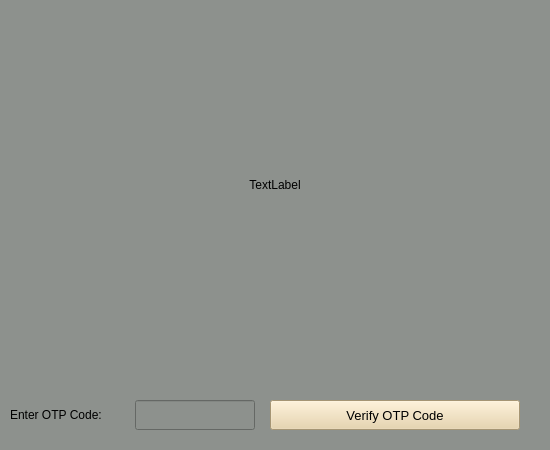
Above: qrpopup.ui from dark-anub1s/CyberVault before the change. Below: the same form after it.
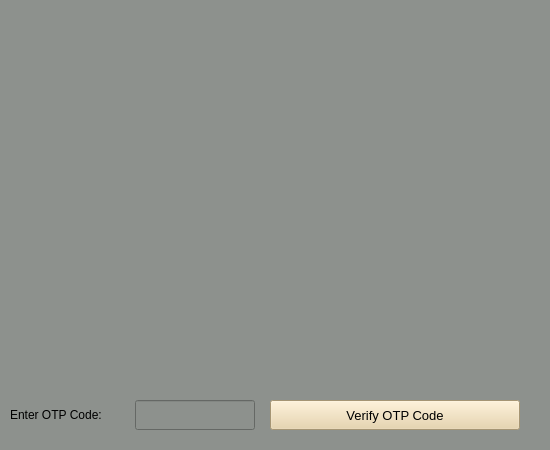
That is the form after the change.

Commit message: Removed test from QRCode label.

```diff
--- a/qrpopup.ui
+++ b/qrpopup.ui
@@ -38,7 +38,7 @@
     </size>
    </property>
    <property name="text">
-    <string>TextLabel</string>
+    <string/>
    </property>
    <property name="alignment">
     <set>Qt::AlignCenter</set>
```
